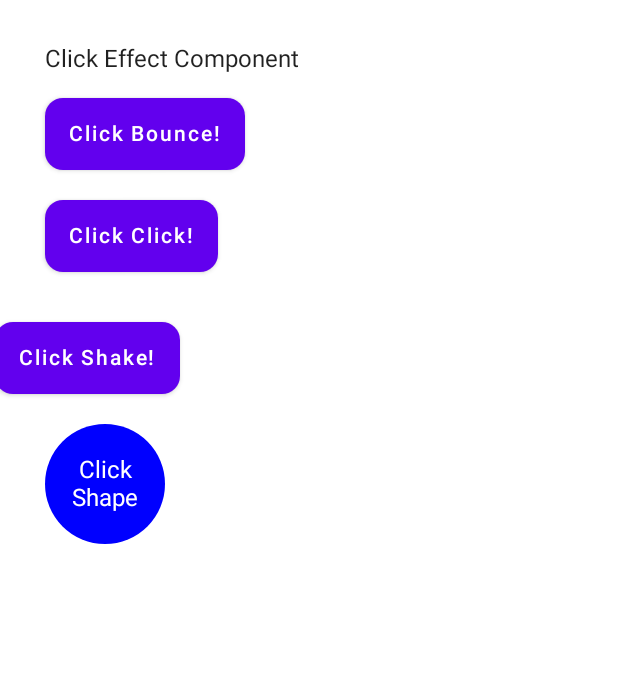
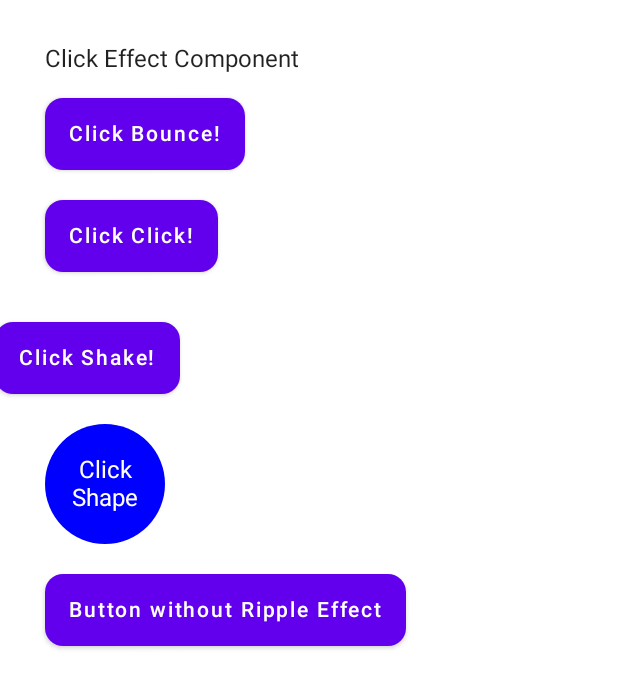
Before and after one commit to jhanulis7/AndroidSampleCode, an Android app built with Jetpack Compose: the screen it shows after launch (MainActivity), on a phone screen of 412 x 824 dp. Shown: the top 688 px of the screen. Run offline under Robolectric (Android 15) with nearby library versions, the phone set to English and light mode, and no system bars.

Commit message:
No ripple

```diff
--- a/ComposeRippleComponent/app/src/main/java/com/my/samplecode/composeripplecomponent/MainActivity.kt
+++ b/ComposeRippleComponent/app/src/main/java/com/my/samplecode/composeripplecomponent/MainActivity.kt
@@ -65,6 +65,8 @@ fun Greeting(name: String) {
         ShakeEffect("Shake")
         Spacer(modifier = Modifier.padding(top = 20.dp))
         ShapeEffect("Shape")
+        Spacer(modifier = Modifier.padding(top = 20.dp))
+        NoRippleEffect(name = "Button without Ripple Effect")
     }
 }
 
@@ -142,3 +144,17 @@ fun ShapeEffect(name: String) {
         )
     }
 }
+
+@Composable
+fun NoRippleEffect(name: String) {
+    Button(
+        onClick = {
+            //Clicked
+        },
+        interactionSource = remember { NoRippleInteractionSource() },
+        shape = RoundedCornerShape(12.dp),
+        contentPadding = PaddingValues(16.dp),
+    ) {
+        Text(text = name)
+    }
+}
--- /dev/null
+++ b/ComposeRippleComponent/app/src/main/java/com/my/samplecode/composeripplecomponent/NoRippleInteractionSource.kt
@@ -0,0 +1,15 @@
+package com.my.samplecode.composeripplecomponent
+
+import androidx.compose.foundation.interaction.Interaction
+import androidx.compose.foundation.interaction.MutableInteractionSource
+import kotlinx.coroutines.flow.Flow
+import kotlinx.coroutines.flow.emptyFlow
+
+class NoRippleInteractionSource: MutableInteractionSource {
+    override val interactions: Flow<Interaction> = emptyFlow()
+
+    override suspend fun emit(interaction: Interaction) {
+    }
+
+    override fun tryEmit(interaction: Interaction) = true
+}
```
